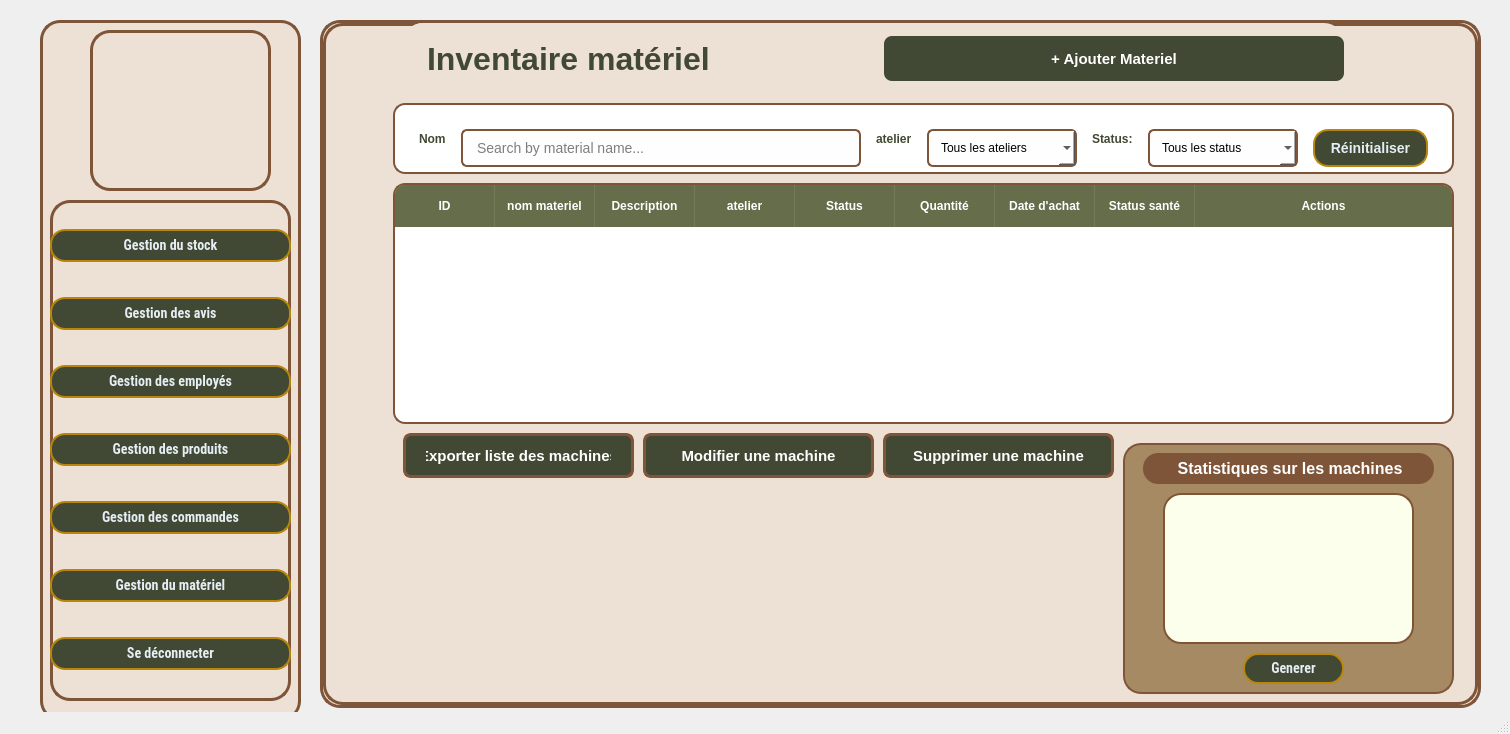
This is mainwindow.ui in amine-lbabda/WoodSync-OCI as Qt 5 draws it before an edit. The edited form follows.
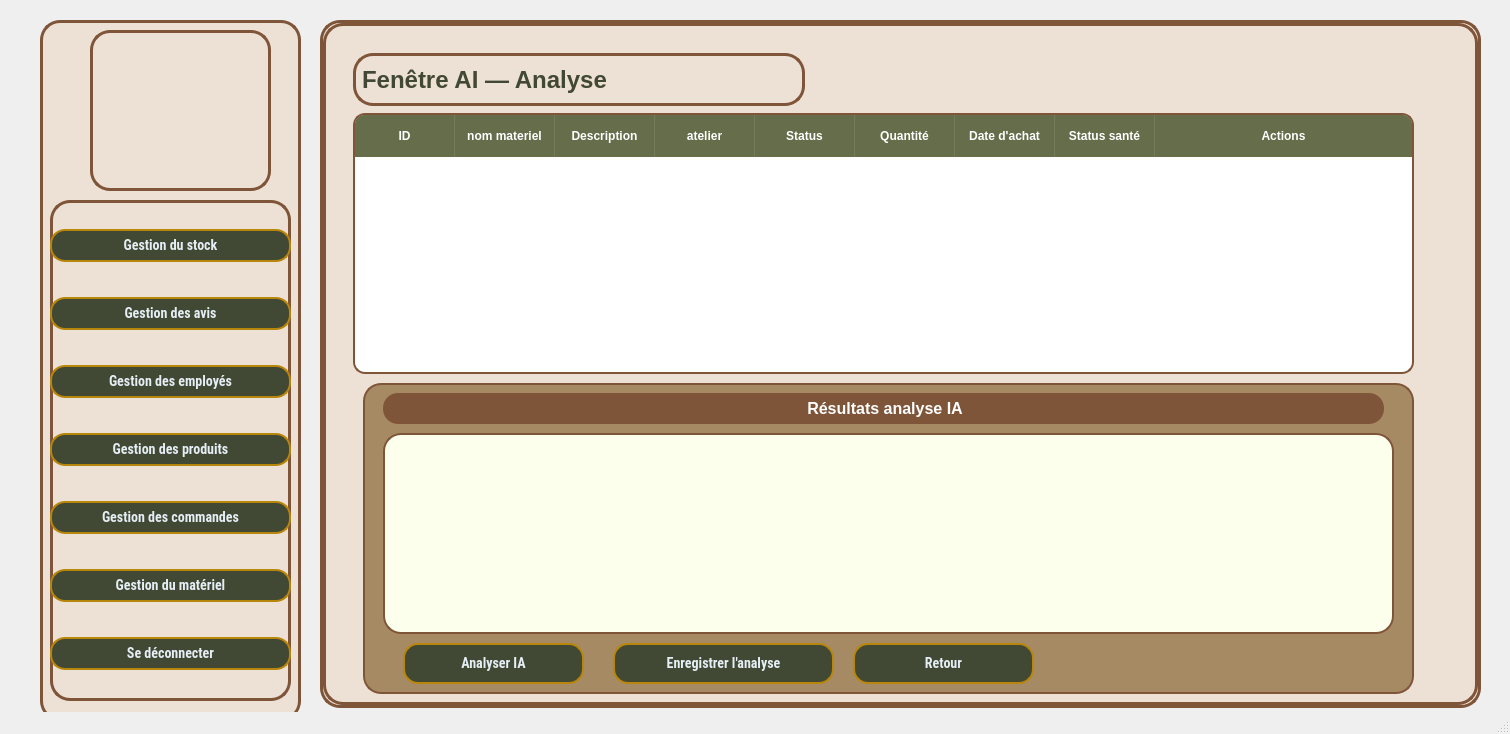
This is the edited form. The open tabs and pages were chosen to show the change. Icons and pictures are not drawn.

```diff
--- a/mainwindow.ui
+++ b/mainwindow.ui
@@ -4964,8 +4964,8 @@
      <widget class="QWidget" name="widget_3" native="true">
       <property name="geometry">
        <rect>
-        <x>80</x>
-        <y>0</y>
+        <x>70</x>
+        <y>10</y>
         <width>941</width>
         <height>71</height>
        </rect>
@@ -4980,10 +4980,11 @@
        <item>
         <widget class="QLabel" name="lblTitle_2">
          <property name="styleSheet">
-          <string notr="true">font-size: 32px; font-weight: 600; color: #414833;  padding-left: 15px;</string>
+          <string notr="true">    font-size: 24px; font-weight: 600; color: #414833;
+    font-family: &quot;Roboto Condensed&quot;;</string>
          </property>
          <property name="text">
-          <string>Inventaire matériel</string>
+          <string>Gestion Du Matériel</string>
          </property>
         </widget>
        </item>
@@ -5385,9 +5386,9 @@
      <widget class="QPushButton" name="export_2">
       <property name="geometry">
        <rect>
-        <x>80</x>
-        <y>410</y>
-        <width>231</width>
+        <x>70</x>
+        <y>470</y>
+        <width>241</width>
         <height>45</height>
        </rect>
       </property>
@@ -5413,15 +5414,15 @@
         </string>
       </property>
       <property name="text">
-       <string>Exporter liste des machines</string>
+       <string>Exporter Liste Des Machines</string>
       </property>
      </widget>
      <widget class="QPushButton" name="modifier_m">
       <property name="geometry">
        <rect>
-        <x>320</x>
+        <x>70</x>
         <y>410</y>
-        <width>231</width>
+        <width>241</width>
         <height>45</height>
        </rect>
       </property>
@@ -5447,15 +5448,15 @@
         </string>
       </property>
       <property name="text">
-       <string>Modifier une machine</string>
+       <string>Modifier Une Machine</string>
       </property>
      </widget>
      <widget class="QPushButton" name="supprimer_m">
       <property name="geometry">
        <rect>
-        <x>560</x>
+        <x>350</x>
         <y>410</y>
-        <width>231</width>
+        <width>241</width>
         <height>45</height>
        </rect>
       </property>
@@ -5481,16 +5482,16 @@
         </string>
       </property>
       <property name="text">
-       <string>Supprimer une machine</string>
+       <string>Supprimer Une Machine</string>
       </property>
      </widget>
      <widget class="QFrame" name="frame_36">
       <property name="geometry">
        <rect>
-        <x>800</x>
-        <y>420</y>
-        <width>331</width>
-        <height>251</height>
+        <x>670</x>
+        <y>400</y>
+        <width>441</width>
+        <height>271</height>
        </rect>
       </property>
       <property name="styleSheet">
@@ -5514,7 +5515,7 @@
         <rect>
          <x>20</x>
          <y>10</y>
-         <width>291</width>
+         <width>411</width>
          <height>31</height>
         </rect>
        </property>
@@ -5532,15 +5533,15 @@
 </string>
        </property>
        <property name="text">
-        <string>&lt;html&gt;&lt;head/&gt;&lt;body&gt;&lt;p align=&quot;center&quot;&gt;&lt;span style=&quot; font-size:12pt; color:#ffffff;&quot;&gt;Statistiques sur les machines&lt;/span&gt;&lt;/p&gt;&lt;/body&gt;&lt;/html&gt;</string>
+        <string>&lt;html&gt;&lt;head/&gt;&lt;body&gt;&lt;p align=&quot;center&quot;&gt;&lt;span style=&quot; font-size:12pt; color:#ffffff;&quot;&gt;Génération d'un rapport&lt;/span&gt;&lt;/p&gt;&lt;/body&gt;&lt;/html&gt;</string>
        </property>
       </widget>
       <widget class="QPushButton" name="stat_m">
        <property name="geometry">
         <rect>
-         <x>120</x>
-         <y>210</y>
-         <width>101</width>
+         <x>20</x>
+         <y>230</y>
+         <width>181</width>
          <height>31</height>
         </rect>
        </property>
@@ -5576,10 +5577,10 @@
       <widget class="QFrame" name="graph_m">
        <property name="geometry">
         <rect>
-         <x>40</x>
+         <x>20</x>
          <y>50</y>
-         <width>251</width>
-         <height>151</height>
+         <width>401</width>
+         <height>171</height>
         </rect>
        </property>
        <property name="styleSheet">
@@ -6179,6 +6180,562 @@
       </layout>
      </widget>
     </widget>
+    <widget class="QWidget" name="StatistiquePAge">
+     <widget class="QLabel" name="lblStatsTitle_m">
+      <property name="geometry">
+       <rect>
+        <x>20</x>
+        <y>16</y>
+        <width>520</width>
+        <height>44</height>
+       </rect>
+      </property>
+      <property name="styleSheet">
+       <string notr="true"/>
+      </property>
+      <property name="text">
+       <string>Statistiques des machines</string>
+      </property>
+     </widget>
+     <widget class="QPushButton" name="btnRefreshStats">
+      <property name="geometry">
+       <rect>
+        <x>650</x>
+        <y>20</y>
+        <width>201</width>
+        <height>41</height>
+       </rect>
+      </property>
+      <property name="font">
+       <font>
+        <family>Roboto Condensed</family>
+        <bold>true</bold>
+       </font>
+      </property>
+      <property name="styleSheet">
+       <string notr="true"/>
+      </property>
+      <property name="text">
+       <string>Actualiser</string>
+      </property>
+     </widget>
+     <widget class="QWidget" name="widget" native="true">
+      <property name="geometry">
+       <rect>
+        <x>20</x>
+        <y>88</y>
+        <width>1121</width>
+        <height>591</height>
+       </rect>
+      </property>
+      <widget class="QFrame" name="frameStatMachinesParAnnee">
+       <property name="geometry">
+        <rect>
+         <x>20</x>
+         <y>10</y>
+         <width>531</width>
+         <height>271</height>
+        </rect>
+       </property>
+       <property name="styleSheet">
+        <string notr="true"/>
+       </property>
+       <property name="frameShape">
+        <enum>QFrame::Shape::StyledPanel</enum>
+       </property>
+       <property name="frameShadow">
+        <enum>QFrame::Shadow::Raised</enum>
+       </property>
+      </widget>
+      <widget class="QFrame" name="frameStatMachinesParAtelier">
+       <property name="geometry">
+        <rect>
+         <x>20</x>
+         <y>300</y>
+         <width>531</width>
+         <height>271</height>
+        </rect>
+       </property>
+       <property name="styleSheet">
+        <string notr="true"/>
+       </property>
+       <property name="frameShape">
+        <enum>QFrame::Shape::StyledPanel</enum>
+       </property>
+       <property name="frameShadow">
+        <enum>QFrame::Shadow::Raised</enum>
+       </property>
+      </widget>
+      <widget class="QFrame" name="frame_3">
+       <property name="geometry">
+        <rect>
+         <x>570</x>
+         <y>10</y>
+         <width>531</width>
+         <height>271</height>
+        </rect>
+       </property>
+       <property name="styleSheet">
+        <string notr="true">QFrame#frame_3 { background: transparent; border: none; }</string>
+       </property>
+       <property name="frameShape">
+        <enum>QFrame::Shape::StyledPanel</enum>
+       </property>
+       <property name="frameShadow">
+        <enum>QFrame::Shadow::Plain</enum>
+       </property>
+       <widget class="QFrame" name="frameStatFrequenceUtilisation">
+        <property name="geometry">
+         <rect>
+          <x>0</x>
+          <y>0</y>
+          <width>531</width>
+          <height>271</height>
+         </rect>
+        </property>
+        <property name="styleSheet">
+         <string notr="true"/>
+        </property>
+        <property name="frameShape">
+         <enum>QFrame::Shape::StyledPanel</enum>
+        </property>
+        <property name="frameShadow">
+         <enum>QFrame::Shadow::Raised</enum>
+        </property>
+       </widget>
+      </widget>
+      <widget class="QFrame" name="frameStatEtatSante">
+       <property name="geometry">
+        <rect>
+         <x>570</x>
+         <y>300</y>
+         <width>531</width>
+         <height>271</height>
+        </rect>
+       </property>
+       <property name="styleSheet">
+        <string notr="true"/>
+       </property>
+       <property name="frameShape">
+        <enum>QFrame::Shape::StyledPanel</enum>
+       </property>
+       <property name="frameShadow">
+        <enum>QFrame::Shadow::Raised</enum>
+       </property>
+      </widget>
+     </widget>
+     <widget class="QPushButton" name="retour">
+      <property name="geometry">
+       <rect>
+        <x>860</x>
+        <y>20</y>
+        <width>223</width>
+        <height>41</height>
+       </rect>
+      </property>
+      <property name="font">
+       <font>
+        <family>Roboto Condensed</family>
+        <pointsize>-1</pointsize>
+        <bold>true</bold>
+       </font>
+      </property>
+      <property name="styleSheet">
+       <string notr="true">QPushButton {
+    background-color: #414833;   /* Or brillant */
+    color: #E5EEF5;
+    font-weight: bold;
+    font-size: 14px;
+    border-radius: 15px;
+    padding: 6px 15px;
+    font-family: &quot;Roboto Condensed&quot;;
+    border: 2px solid #b8860b;   /* Or foncé */
+}
+QPushButton:hover {
+          background-color: #656D4A;
+          border: 2px solid #656D4A;
+ }
+QPushButton::checked {
+          background-color: #656D4A;
+          border: 2px solid #656D4A;
+}</string>
+      </property>
+      <property name="text">
+       <string>Retour</string>
+      </property>
+      <property name="checkable">
+       <bool>true</bool>
+      </property>
+      <property name="autoExclusive">
+       <bool>true</bool>
+      </property>
+     </widget>
+    </widget>
+    <widget class="QWidget" name="AI_F">
+     <widget class="QTableWidget" name="tableMaterials_2">
+      <property name="geometry">
+       <rect>
+        <x>30</x>
+        <y>90</y>
+        <width>1061</width>
+        <height>261</height>
+       </rect>
+      </property>
+      <property name="styleSheet">
+       <string notr="true">/* The main table container */
+QTableWidget {
+    background-color: #FFFFFF;
+    border: 2px solid #7F5539;
+    border-radius: 12px; /* Increased for a smoother look */
+    gridline-color: #F0F0F0; /* Lighter gridlines for modern feel */
+    outline: 0; /* Removes the dotted line when clicking a cell */
+}
+
+/* Fix: Rounding the top corners of the header to match the table */
+QHeaderView {
+    background-color: transparent;
+    border-top-left-radius: 10px;
+    border-top-right-radius: 10px;
+}
+
+QHeaderView::section {
+    background-color: #656D4A;
+    color: #FFFFFF;
+    font-weight: 600;
+    font-size: 12px;
+    padding: 10px 5px; /* Reduced padding to prevent text from touching edges */
+    border: none;
+    border-right: 1px solid rgba(255, 255, 255, 0.1); /* Subtle divider */
+}
+
+/* Remove the border from the very last header section */
+QHeaderView::section:last {
+    border-right: none;
+}
+
+/* Table Item Styling */
+QTableWidget::item {
+    padding: 10px;
+    color: #333333;
+    border-bottom: 1px solid #F0F0F0;
+}
+
+/* Highlight row on hover */
+QTableWidget::item:hover {
+    background-color: #FDFCFB;
+}
+
+/* Style for selected rows */
+QTableWidget::item:selected {
+    background-color: #EDE7E3;
+    color: #7F5539;
+}
+
+/* Ensure the header container itself is rounded at the top */
+QHeaderView {
+    background-color: transparent;
+    border-top-left-radius: 10px;
+    border-top-right-radius: 10px;
+}
+
+/* Round the first and last sections specifically */
+QHeaderView::section:horizontal:first {
+    border-top-left-radius: 8px;
+}
+
+QHeaderView::section:horizontal:last {
+    border-top-right-radius: 8px;
+    border-right: none;
+}
+QHeaderView {
+    background-color: #656D4A; /* Same as your section color */
+}
+/* This styles the entire header bar background */
+QHeaderView {
+    background-color: #656D4A; /* Matches your green sections */
+    border: none;
+    border-top-left-radius: 10px;
+    border-top-right-radius: 10px;
+}
+
+/* This styles the individual column boxes */
+QHeaderView::section {
+    background-color: #656D4A;
+    color: #FFFFFF;
+    padding: 12px;
+    border: none;
+    /* Use a very subtle divider so it looks like one solid bar */
+    border-right: 1px solid rgba(255, 255, 255, 0.1); 
+}
+
+/* Specific fix for the 'weird' corner clipping */
+QHeaderView::section:horizontal:first {
+    border-top-left-radius: 10px;
+}
+
+QHeaderView::section:horizontal:last {
+    border-top-right-radius: 10px;
+    border-right: none;
+}</string>
+      </property>
+      <property name="alternatingRowColors">
+       <bool>true</bool>
+      </property>
+      <property name="selectionBehavior">
+       <enum>QAbstractItemView::SelectionBehavior::SelectRows</enum>
+      </property>
+      <attribute name="horizontalHeaderStretchLastSection">
+       <bool>true</bool>
+      </attribute>
+      <column>
+       <property name="text">
+        <string>ID</string>
+       </property>
+      </column>
+      <column>
+       <property name="text">
+        <string>nom materiel</string>
+       </property>
+      </column>
+      <column>
+       <property name="text">
+        <string>Description</string>
+       </property>
+      </column>
+      <column>
+       <property name="text">
+        <string>atelier</string>
+       </property>
+      </column>
+      <column>
+       <property name="text">
+        <string>Status</string>
+       </property>
+      </column>
+      <column>
+       <property name="text">
+        <string>Quantité</string>
+       </property>
+      </column>
+      <column>
+       <property name="text">
+        <string>Date d'achat</string>
+       </property>
+      </column>
+      <column>
+       <property name="text">
+        <string>Status santé</string>
+       </property>
+      </column>
+      <column>
+       <property name="text">
+        <string>Actions</string>
+       </property>
+      </column>
+     </widget>
+     <widget class="QLabel" name="gres_2">
+      <property name="geometry">
+       <rect>
+        <x>30</x>
+        <y>30</y>
+        <width>452</width>
+        <height>53</height>
+       </rect>
+      </property>
+      <property name="styleSheet">
+       <string notr="true">    font-size: 24px; font-weight: 600; color: #414833;
+    font-family: &quot;Roboto Condensed&quot;;</string>
+      </property>
+      <property name="text">
+       <string>Fenêtre AI — Analyse</string>
+      </property>
+     </widget>
+     <widget class="QFrame" name="frame_39">
+      <property name="geometry">
+       <rect>
+        <x>40</x>
+        <y>360</y>
+        <width>1051</width>
+        <height>311</height>
+       </rect>
+      </property>
+      <property name="styleSheet">
+       <string notr="true">QFrame {
+    background-color: #A68A64;  /* même bleu que ton QHeaderView */
+    border: 2px solid #7F5539;  /* optionnel : tu peux ajuster la bordure */
+    border-radius: 18px;         /* optionnel : coins arrondis */
+}
+
+
+</string>
+      </property>
+      <property name="frameShape">
+       <enum>QFrame::Shape::StyledPanel</enum>
+      </property>
+      <property name="frameShadow">
+       <enum>QFrame::Shadow::Raised</enum>
+      </property>
+      <widget class="QLabel" name="ctBottitle_24">
+       <property name="geometry">
+        <rect>
+         <x>20</x>
+         <y>10</y>
+         <width>1001</width>
+         <height>31</height>
+        </rect>
+       </property>
+       <property name="styleSheet">
+        <string notr="true">QLabel {
+    background-color: #7F5539;
+    color: #003366;
+    font-family: &quot;Roboto Condensed&quot;;
+    font-size: 13px;
+    border: none;
+    border-radius: 15px;   /* half of the label height for pill shape */
+    padding: 4px 12px;     /* vertical / horizontal padding */
+    font-weight: bold;
+}
+</string>
+       </property>
+       <property name="text">
+        <string>&lt;html&gt;&lt;head/&gt;&lt;body&gt;&lt;p align=&quot;center&quot;&gt;&lt;span style=&quot; font-size:12pt; color:#ffffff;&quot;&gt;Résultats analyse IA&lt;/span&gt;&lt;/p&gt;&lt;/body&gt;&lt;/html&gt;</string>
+       </property>
+      </widget>
+      <widget class="QPushButton" name="gen_rapport_AI">
+       <property name="geometry">
+        <rect>
+         <x>40</x>
+         <y>260</y>
+         <width>181</width>
+         <height>41</height>
+        </rect>
+       </property>
+       <property name="font">
+        <font>
+         <family>Roboto Condensed</family>
+         <pointsize>-1</pointsize>
+         <bold>true</bold>
+        </font>
+       </property>
+       <property name="styleSheet">
+        <string notr="true">QPushButton {
+    background-color: #414833;   /* Or brillant */
+    color: #E5EEF5;
+    font-weight: bold;
+    font-size: 14px;
+    border-radius: 15px;
+    padding: 6px 15px;
+    font-family: &quot;Roboto Condensed&quot;;
+    border: 2px solid #b8860b;   /* Or foncé */
+}
+
+QPushButton:hover {
+          background-color: #656D4A;
+          border: 2px solid #656D4A;
+}
+</string>
+       </property>
+       <property name="text">
+        <string>Analyser IA</string>
+       </property>
+      </widget>
+      <widget class="QFrame" name="rapport_ai">
+       <property name="geometry">
+        <rect>
+         <x>20</x>
+         <y>50</y>
+         <width>1011</width>
+         <height>201</height>
+        </rect>
+       </property>
+       <property name="styleSheet">
+        <string notr="true">background-color: rgb(253, 255, 237);</string>
+       </property>
+       <property name="frameShape">
+        <enum>QFrame::Shape::StyledPanel</enum>
+       </property>
+       <property name="frameShadow">
+        <enum>QFrame::Shadow::Raised</enum>
+       </property>
+      </widget>
+      <widget class="QPushButton" name="modif_ai">
+       <property name="geometry">
+        <rect>
+         <x>250</x>
+         <y>260</y>
+         <width>221</width>
+         <height>41</height>
+        </rect>
+       </property>
+       <property name="font">
+        <font>
+         <family>Roboto Condensed</family>
+         <pointsize>-1</pointsize>
+         <bold>true</bold>
+        </font>
+       </property>
+       <property name="styleSheet">
+        <string notr="true">QPushButton {
+    background-color: #414833;   /* Or brillant */
+    color: #E5EEF5;
+    font-weight: bold;
+    font-size: 14px;
+    border-radius: 15px;
+    padding: 6px 15px;
+    font-family: &quot;Roboto Condensed&quot;;
+    border: 2px solid #b8860b;   /* Or foncé */
+}
+
+QPushButton:hover {
+          background-color: #656D4A;
+          border: 2px solid #656D4A;
+}
+</string>
+       </property>
+       <property name="text">
+        <string>Enregistrer l'analyse</string>
+       </property>
+      </widget>
+      <widget class="QPushButton" name="retour_2">
+       <property name="geometry">
+        <rect>
+         <x>490</x>
+         <y>260</y>
+         <width>181</width>
+         <height>41</height>
+        </rect>
+       </property>
+       <property name="font">
+        <font>
+         <family>Roboto Condensed</family>
+         <pointsize>-1</pointsize>
+         <bold>true</bold>
+        </font>
+       </property>
+       <property name="styleSheet">
+        <string notr="true">QPushButton {
+    background-color: #414833;   /* Or brillant */
+    color: #E5EEF5;
+    font-weight: bold;
+    font-size: 14px;
+    border-radius: 15px;
+    padding: 6px 15px;
+    font-family: &quot;Roboto Condensed&quot;;
+    border: 2px solid #b8860b;   /* Or foncé */
+}
+
+QPushButton:hover {
+          background-color: #656D4A;
+          border: 2px solid #656D4A;
+}
+</string>
+       </property>
+       <property name="text">
+        <string>Retour</string>
+       </property>
+      </widget>
+     </widget>
+    </widget>
    </widget>
    <widget class="QFrame" name="SideBar">
     <property name="geometry">
```
Left out of the diff: 1002 changed lines with no effect on the pictures.
